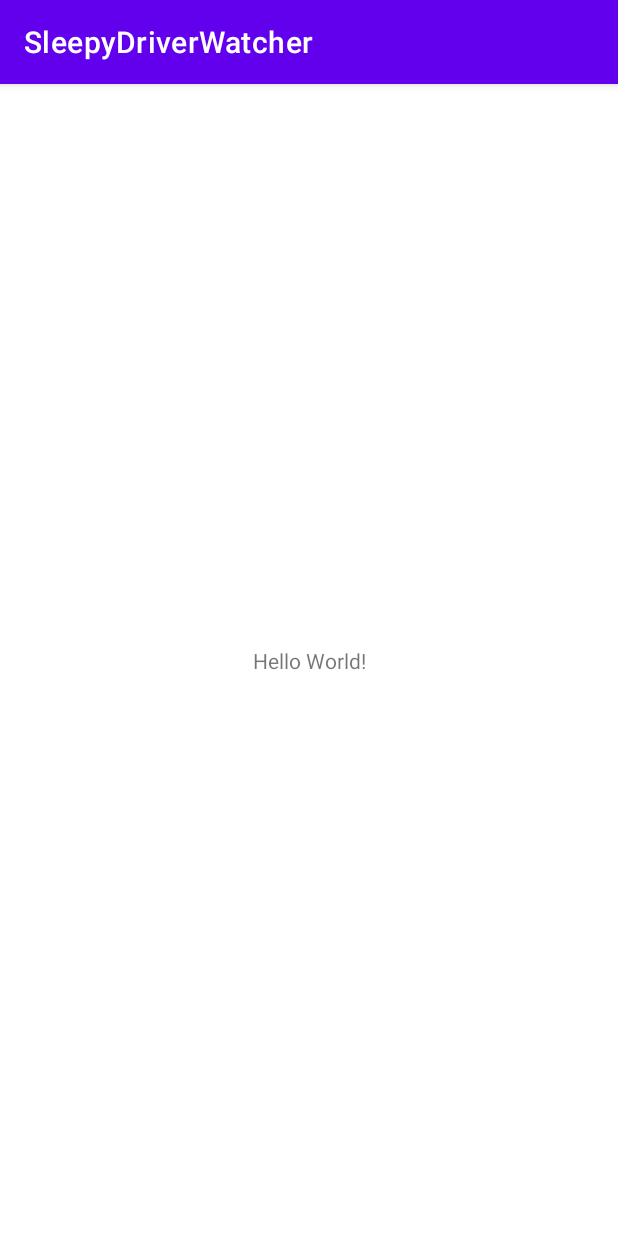
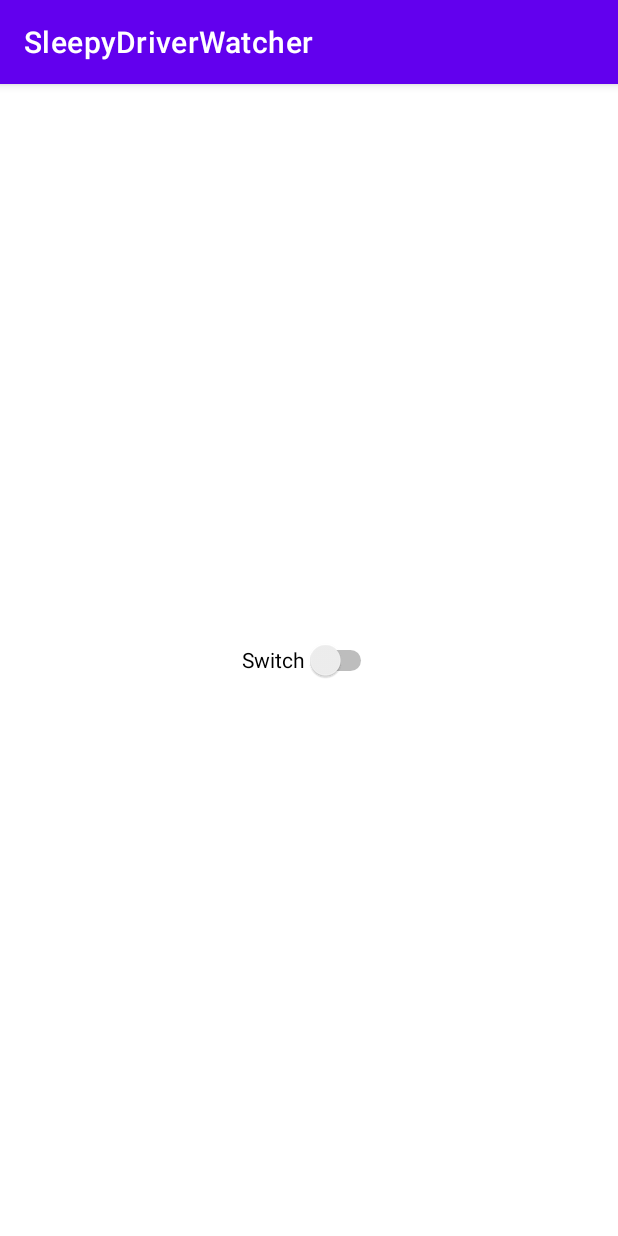
Before and after one commit to sousajoao07/SleepyDriverWatcher, an Android app: the screen it shows after launch (MainActivity), on a phone screen of 412 x 824 dp. Run offline under Robolectric (Android 15) with nearby library versions, the phone set to English and light mode, and no system bars.

Commit message:
Added dependencies and switch button

```diff
--- a/app/src/main/AndroidManifest.xml
+++ b/app/src/main/AndroidManifest.xml
@@ -1,6 +1,12 @@
 <?xml version="1.0" encoding="utf-8"?>
 <manifest xmlns:android="http://schemas.android.com/apk/res/android"
     package="com.example.sleepydriverwatcher">
+
+    //28
+    //<uses-permission android:name="com.google.android.gms.permission.ACTIVITY_RECOGNITION"/>
+
+    //29+
+    <uses-permission android:name="android.permission.ACTIVITY_RECOGNITION"/>
 
     <application
         android:allowBackup="true"
--- a/app/src/main/java/com/example/sleepydriverwatcher/MainActivity.kt
+++ b/app/src/main/java/com/example/sleepydriverwatcher/MainActivity.kt
@@ -1,5 +1,6 @@
 package com.example.sleepydriverwatcher
 
+import android.Manifest
 import androidx.appcompat.app.AppCompatActivity
 import android.os.Bundle
 
@@ -7,5 +8,13 @@ class MainActivity : AppCompatActivity() {
     override fun onCreate(savedInstanceState: Bundle?) {
         super.onCreate(savedInstanceState)
         setContentView(R.layout.activity_main)
+
+        /*switchActivityTransition.setOnCheckedChangeListener { _, isChecked ->
+            if(isChecked){
+                requestForUpdates()
+            }else{
+                removeUpdates()
+            }
+        }*/
     }
 }
--- a/app/src/main/res/layout/activity_main.xml
+++ b/app/src/main/res/layout/activity_main.xml
@@ -6,13 +6,14 @@
     android:layout_height="match_parent"
     tools:context=".MainActivity">
 
-    <TextView
+    <Switch
+        android:id="@+id/switchActivityTransition"
         android:layout_width="wrap_content"
         android:layout_height="wrap_content"
-        android:text="Hello World!"
+        android:minHeight="48dp"
+        android:text="Switch"
         app:layout_constraintBottom_toBottomOf="parent"
-        app:layout_constraintLeft_toLeftOf="parent"
-        app:layout_constraintRight_toRightOf="parent"
+        app:layout_constraintEnd_toEndOf="parent"
+        app:layout_constraintStart_toStartOf="parent"
         app:layout_constraintTop_toTopOf="parent" />
-
 </androidx.constraintlayout.widget.ConstraintLayout>
--- a/build.gradle
+++ b/build.gradle
@@ -1,7 +1,7 @@
 // Top-level build file where you can add configuration options common to all sub-projects/modules.
 plugins {
-    id 'com.android.application' version '7.1.2' apply false
-    id 'com.android.library' version '7.1.2' apply false
+    id 'com.android.application' version '7.2.1' apply false
+    id 'com.android.library' version '7.2.1' apply false
     id 'org.jetbrains.kotlin.android' version '1.6.10' apply false
 }
 
```
Also changed, not shown: app/build.gradle (+8 -0 lines), gradle/wrapper/gradle-wrapper.properties.
